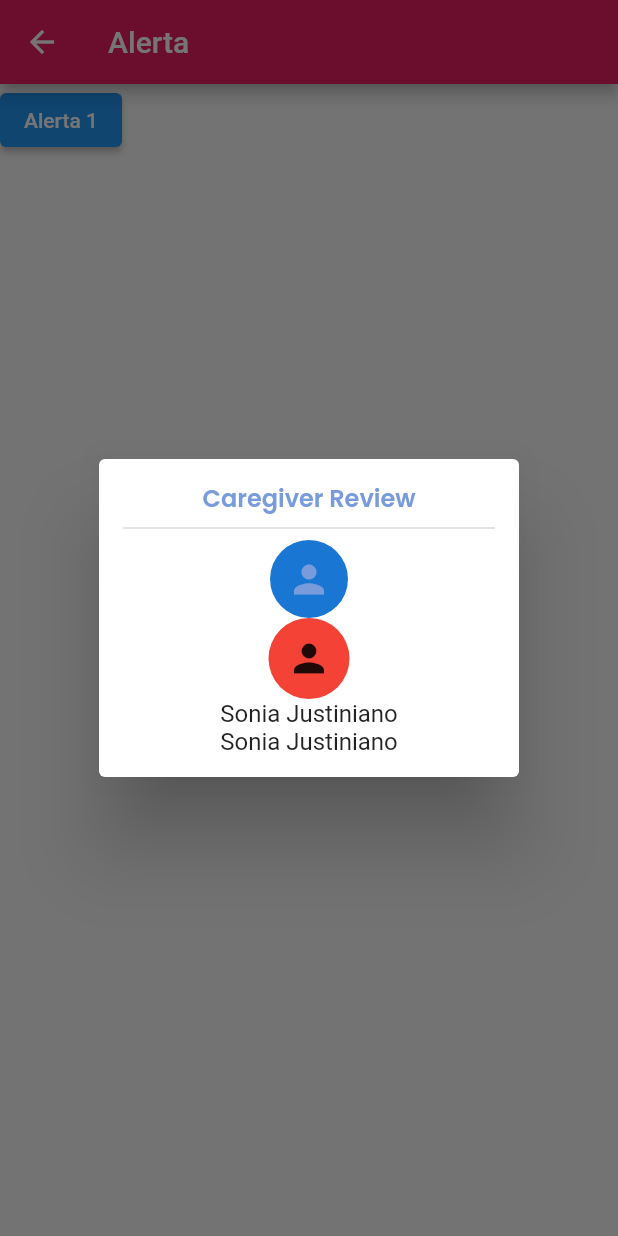
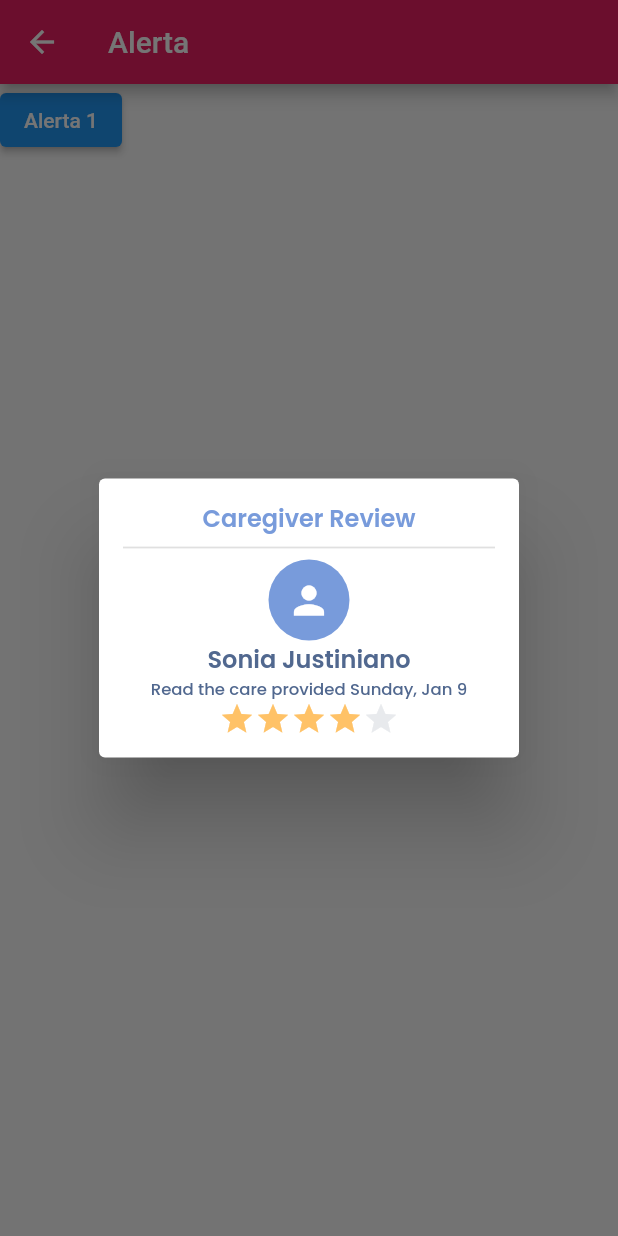
Before and after one commit to soniaja19/codigo_components, a Flutter app: the AlertPage screen opened directly, after a tap on "Alerta 1", on a phone screen of 412 x 824 dp. Run offline on Flutter 3.47's test engine with Material 2 defaults, Android fonts, the phone set to English and light mode, and no system bars; our stand-ins replace google_fonts; network calls fail.

Commit message:
Mod Alert

```diff
--- a/lib/pages/alert_page.dart
+++ b/lib/pages/alert_page.dart
@@ -55,36 +55,72 @@ class AlertPage extends StatelessWidget {
               const Divider(
                 thickness: 1.2,
               ),
-                const CircleAvatar(
-                  radius: 26,
-                  child: Icon(
-                    Icons.person,
-                    color: Color(0xff789BDB),
-                    size: 30.0,
-                  ),
-                ),
+              // const CircleAvatar( //tambien se puede usae aquello
+              //   radius: 26,
+              //   child: Icon(
+              //     Icons.person,
+              //     color: Color(0xff789BDB),
+              //     size: 30.0,
+              //   ),
+              // ),
               Container(
                 padding: const EdgeInsets.all(12),
                 // height: 100,
                 // width: 100,
                 decoration: const BoxDecoration(
-                    color: Colors.red,
+                  color: Color(0xff789BDB),
                   //   borderRadius: BorderRadius.circular(100),
                   shape: BoxShape.circle,
                 ),
                 child: const Icon(
                   Icons.person,
                   size: 30,
+                  color: Colors.white,
                 ),
               ),
-                const Text(
+              Text(
                 "Sonia Justiniano",
+                style: GoogleFonts.poppins(
+                  color: const Color(0xff51688f),
+                  fontWeight: FontWeight.w600,
                 ),
-                const Text(
-                  "Sonia Justiniano",
+              ),
+              Text(
+                "Read the care provided Sunday, Jan 9",
+                style: GoogleFonts.poppins(
+                  color: const Color(0xff51688f),
+                  fontWeight: FontWeight.w500,
+                  fontSize: 11.0,
+                ),
+              ),
+              Row(
+                mainAxisAlignment: MainAxisAlignment.center,
+                children: const [
+                  Icon(
+                    Icons.star,
+                    color: Color(0xffFFC267),
+                  ),
+                  Icon(
+                    Icons.star,
+                    color: Color(0xffFFC267),
+                  ),
+                  Icon(
+                    Icons.star,
+                    color: Color(0xffFFC267),
+                  ),
+                  Icon(
+                    Icons.star,
+                    color: Color(0xffFFC267),
+                  ),
+                  Icon(
+                    Icons.star,
+                    color: Color(0xffE8EAED),
                   ),
                 ],
-            ));
+              )
+            ],
+          ),
+        );
       },
     );
   }
```
Lines whose indentation alone changed are shown as unchanged.
